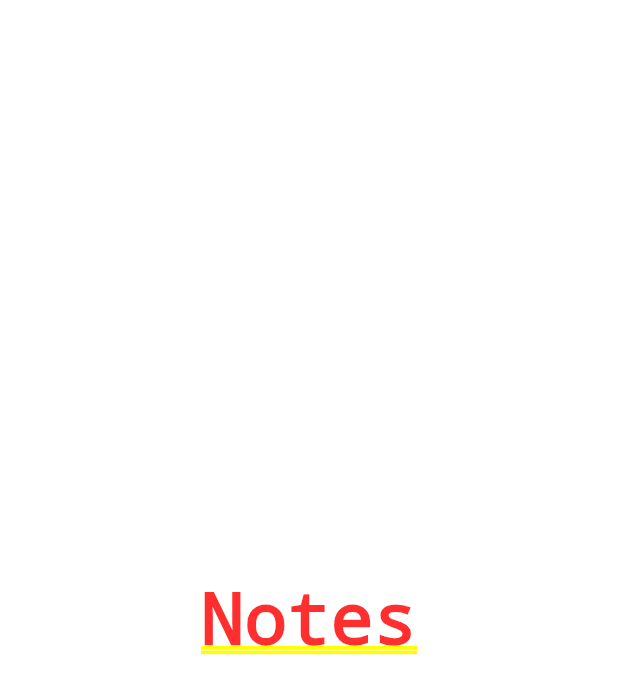
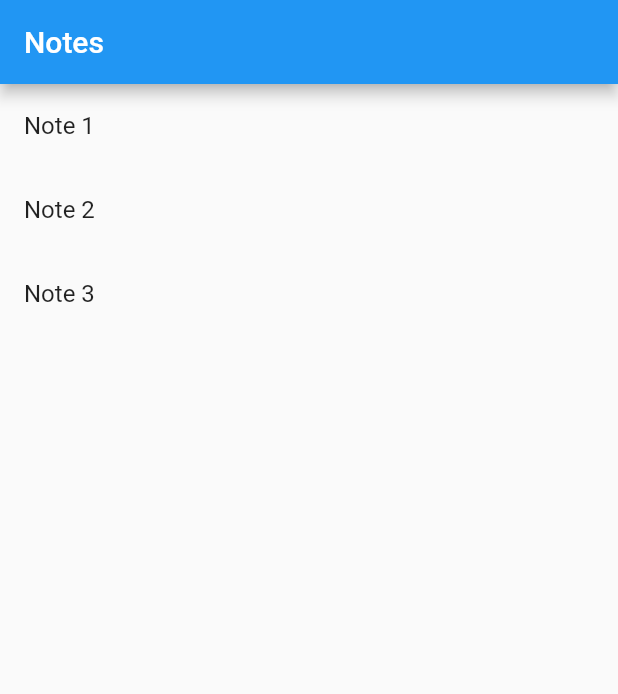
Before and after one commit to JessyH/notes, a Flutter app: the screen it shows after launch, on a phone screen of 412 x 824 dp. Shown: the top 694 px of the screen. Run offline on Flutter 3.47's test engine with Material 2 defaults, Android fonts, the phone set to English and light mode, and no system bars.

Commit message:
Feat: NoteRepository + NoteListPage created

```diff
--- /dev/null
+++ b/lib/data/note_repository_impl.dart
@@ -0,0 +1,20 @@
+import '../model/note.dart';
+import '../repository/note_repository.dart';
+
+class NoteRepositoryImpl extends NoteRepository {
+  final notes = [
+    Note(id: 1, title: 'Note 1'),
+    Note(id: 2, title: 'Note 2'),
+    Note(id: 3, title: 'Note 3'),
+  ];
+
+  @override
+  Future<Note> getNote(int id) async {
+    throw notes.firstWhere((note) => note.id == id);
+  }
+
+  @override
+  Future<List<Note>> getNotes() async {
+    return notes;
+  }
+}
--- a/lib/main.dart
+++ b/lib/main.dart
@@ -1,4 +1,10 @@
 import 'package:flutter/material.dart';
+import 'package:provider/provider.dart';
+
+import 'data/note_repository_impl.dart';
+import 'repository/note_repository.dart';
+import 'ui/provider/note_list_provider.dart';
+import 'ui/note_list_page.dart';
 
 void main() {
   runApp(MyApp());
@@ -7,13 +13,21 @@ void main() {
 class MyApp extends StatelessWidget {
   @override
   Widget build(BuildContext context) {
-    return MaterialApp(
-      title: 'Notes',
-      theme: ThemeData(
-        primarySwatch: Colors.blue,
-      ),
-      home: Center(
-        child: Text('Notes'),
+    return MultiProvider(
+      providers: [
+        Provider<NoteRepository>(create: (_) => NoteRepositoryImpl()),
+      ],
+      child: MaterialApp(
+        title: 'Notes',
+        theme: ThemeData(
+          primarySwatch: Colors.blue,
+        ),
+        home: ChangeNotifierProvider<NoteListProvider>(
+          create: (context) => NoteListProvider(
+            noteRepository: context.read<NoteRepository>(),
+          ),
+          child: NoteListPage(),
+        ),
       ),
     );
   }
--- /dev/null
+++ b/lib/model/note.dart
@@ -0,0 +1,9 @@
+class Note {
+  final int id;
+  final String title;
+
+  Note({
+    required this.id,
+    required this.title,
+  });
+}
--- /dev/null
+++ b/lib/repository/note_repository.dart
@@ -0,0 +1,6 @@
+import '../model/note.dart';
+
+abstract class NoteRepository {
+  Future<List<Note>> getNotes();
+  Future<Note> getNote(int id);
+}
--- /dev/null
+++ b/lib/ui/note_list_item.dart
@@ -0,0 +1,19 @@
+import 'package:flutter/material.dart';
+
+import '../model/note.dart';
+
+class NoteListItem extends StatelessWidget {
+  final Note note;
+
+  NoteListItem({
+    required Key key,
+    required this.note,
+  }) : super(key: key);
+
+  @override
+  Widget build(BuildContext context) {
+    return ListTile(
+      title: Text(note.title),
+    );
+  }
+}
--- /dev/null
+++ b/lib/ui/note_list_page.dart
@@ -0,0 +1,44 @@
+import 'package:flutter/material.dart';
+import 'package:provider/provider.dart';
+
+import 'note_list_item.dart';
+import 'provider/note_list_provider.dart';
+
+class NoteListPage extends StatefulWidget {
+  @override
+  _NoteListPageState createState() => _NoteListPageState();
+}
+
+class _NoteListPageState extends State<NoteListPage> {
+  late NoteListProvider _noteListProvider;
+
+  @override
+  void initState() {
+    super.initState();
+    WidgetsBinding.instance?.addPostFrameCallback((_) {
+      context.read<NoteListProvider>()..fetchNotes();
+    });
+  }
+
+  @override
+  Widget build(BuildContext context) {
+    _noteListProvider = context.watch<NoteListProvider>();
+
+    return Scaffold(
+      appBar: AppBar(
+        title: Text('Notes'),
+      ),
+      body: _listView(),
+    );
+  }
+
+  Widget _listView() {
+    return ListView.builder(
+      itemCount: _noteListProvider.notes.length,
+      itemBuilder: (context, int index) => NoteListItem(
+        key: ObjectKey(index),
+        note: _noteListProvider.notes[index],
+      ),
+    );
+  }
+}
--- /dev/null
+++ b/lib/ui/provider/base_provider.dart
@@ -0,0 +1,14 @@
+import 'package:flutter/widgets.dart';
+
+enum ProviderState { Default, Loading, Success, Failure }
+
+class BaseProvider extends ChangeNotifier {
+  ProviderState _state = ProviderState.Default;
+
+  ProviderState get state => _state;
+
+  void setState(ProviderState state) {
+    _state = state;
+    notifyListeners();
+  }
+}
--- /dev/null
+++ b/lib/ui/provider/note_list_provider.dart
@@ -0,0 +1,24 @@
+import 'base_provider.dart';
+import '../../model/note.dart';
+import '../../repository/note_repository.dart';
+
+class NoteListProvider extends BaseProvider {
+  final List<Note> _notes = [];
+  final NoteRepository noteRepository;
+
+  NoteListProvider({required this.noteRepository});
+
+  List<Note> get notes => _notes;
+
+  void fetchNotes() async {
+    try {
+      setState(ProviderState.Loading);
+      _notes.clear();
+      _notes.addAll(await noteRepository.getNotes());
+      setState(ProviderState.Success);
+    } catch (exception) {
+      print(exception);
+      setState(ProviderState.Failure);
+    }
+  }
+}
--- a/pubspec.yaml
+++ b/pubspec.yaml
@@ -12,6 +12,7 @@ dependencies:
   flutter:
     sdk: flutter
   cupertino_icons: ^1.0.2
+  provider: ^5.0.0
 
 dev_dependencies:
   flutter_test:
```
Also changed, not shown: pubspec.lock.
